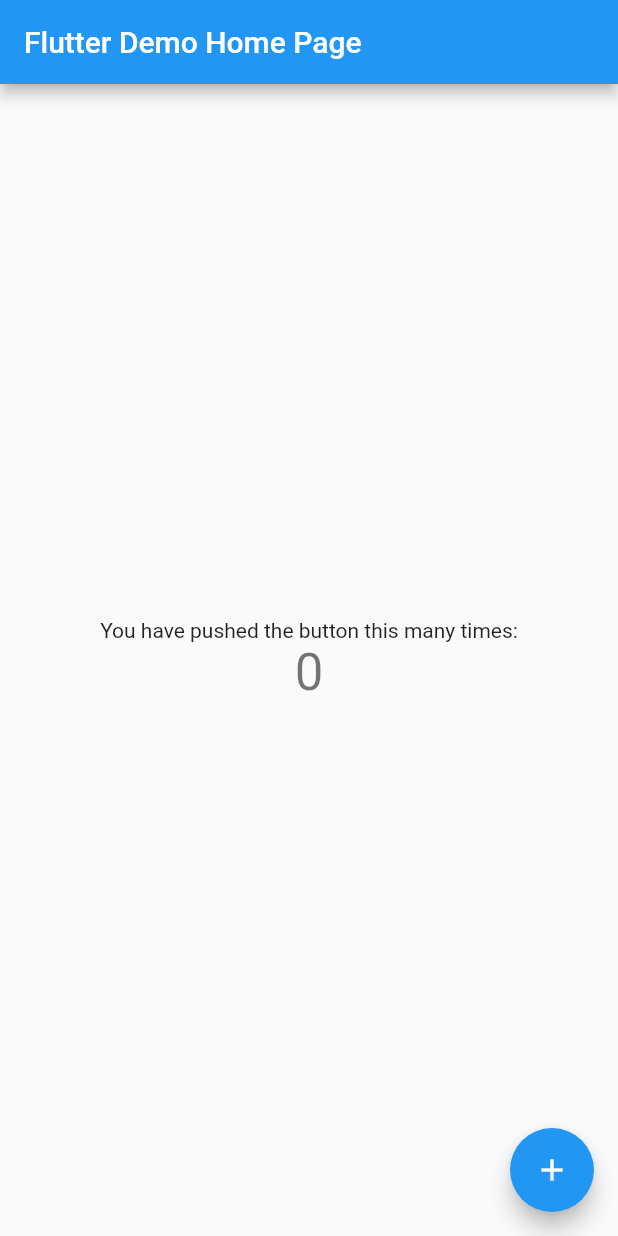
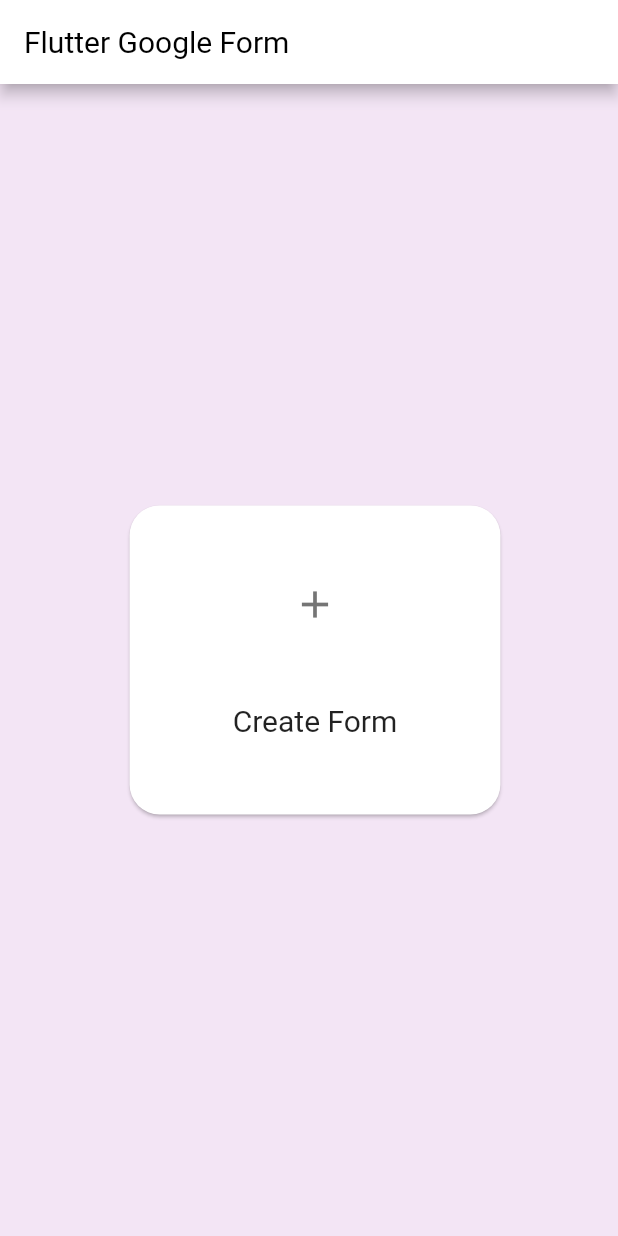
Before and after one commit to Mufaddal5253110/flutter_google_form_clone, a Flutter app: the screen it shows after launch, on a phone screen of 412 x 824 dp. Run offline on Flutter 3.47's test engine with Material 2 defaults, Android fonts, the phone set to English and light mode, and no system bars.

```diff
--- /dev/null
+++ b/lib/Global/Global.dart
@@ -0,0 +1,6 @@
+import 'package:flutter/cupertino.dart';
+
+class Global {
+  static height(BuildContext context) => MediaQuery.of(context).size.height;
+  static width(BuildContext context) => MediaQuery.of(context).size.width;
+}
--- /dev/null
+++ b/lib/Screens/HomePage.dart
@@ -0,0 +1,53 @@
+import 'package:flutter/material.dart';
+import 'package:google_form_clone/Global/Global.dart';
+import 'package:google_form_clone/Screens/CreateFormPage.dart';
+
+class HomePage extends StatelessWidget {
+  const HomePage({Key? key}) : super(key: key);
+
+  @override
+  Widget build(BuildContext context) {
+    return Scaffold(
+      appBar: AppBar(
+        title: const Text("Flutter Google Form"),
+      ),
+      body: Column(
+        crossAxisAlignment: CrossAxisAlignment.end,
+        mainAxisAlignment: MainAxisAlignment.center,
+        children: [
+          GestureDetector(
+            onTap: () {
+              Navigator.of(context).push(
+                MaterialPageRoute(
+                  builder: (context) => CreateFormPage(),
+                ),
+              );
+            },
+            child: Padding(
+              padding: EdgeInsets.only(left: Global.width(context) * 0.2),
+              child: Card(
+                shape: RoundedRectangleBorder(
+                    borderRadius: BorderRadius.circular(20)),
+                child: Container(
+                  width: Global.width(context)  * 0.6,
+                  height: Global.height(context)  * 0.25,
+                  child: Column(
+                    crossAxisAlignment: CrossAxisAlignment.center,
+                    mainAxisAlignment: MainAxisAlignment.spaceEvenly,
+                    children: [
+                      const Icon(Icons.add, size: 30),
+                      const Text(
+                        "Create Form",
+                        style: TextStyle(fontSize: 20),
+                      )
+                    ],
+                  ),
+                ),
+              ),
+            ),
+          ),
+        ],
+      ),
+    );
+  }
+}
--- a/lib/main.dart
+++ b/lib/main.dart
@@ -1,4 +1,5 @@
 import 'package:flutter/material.dart';
+import 'package:google_form_clone/Screens/HomePage.dart';
 
 void main() {
   runApp(const MyApp());
@@ -11,105 +12,24 @@ class MyApp extends StatelessWidget {
   @override
   Widget build(BuildContext context) {
     return MaterialApp(
-      title: 'Flutter Demo',
-      theme: ThemeData(
-        // This is the theme of your application.
-        //
-        // Try running your application with "flutter run". You'll see the
-        // application has a blue toolbar. Then, without quitting the app, try
-        // changing the primarySwatch below to Colors.green and then invoke
-        // "hot reload" (press "r" in the console where you ran "flutter run",
-        // or simply save your changes to "hot reload" in a Flutter IDE).
-        // Notice that the counter didn't reset back to zero; the application
-        // is not restarted.
-        primarySwatch: Colors.blue,
-      ),
-      home: const MyHomePage(title: 'Flutter Demo Home Page'),
-    );
+        debugShowCheckedModeBanner: false,
+        title: 'Flutter Google Form',
+        theme: ThemeData(
+          canvasColor: Colors.purple.shade50,
+          appBarTheme: const AppBarTheme(
+            backgroundColor: Colors.white,
+            titleTextStyle: TextStyle(
+              color: Colors.black,
+              fontSize: 20,
+            ),
+            iconTheme: IconThemeData(
+              color: Colors.black54,
+            ),
+          ),
+          iconTheme: IconThemeData(
+            color: Colors.grey[600],
+          ),
+        ),
+        home: const HomePage());
   }
 }
-
-class MyHomePage extends StatefulWidget {
-  const MyHomePage({Key? key, required this.title}) : super(key: key);
-
-  // This widget is the home page of your application. It is stateful, meaning
-  // that it has a State object (defined below) that contains fields that affect
-  // how it looks.
-
-  // This class is the configuration for the state. It holds the values (in this
-  // case the title) provided by the parent (in this case the App widget) and
-  // used by the build method of the State. Fields in a Widget subclass are
-  // always marked "final".
-
-  final String title;
-
-  @override
-  State<MyHomePage> createState() => _MyHomePageState();
-}
-
-class _MyHomePageState extends State<MyHomePage> {
-  int _counter = 0;
-
-  void _incrementCounter() {
-    setState(() {
-      // This call to setState tells the Flutter framework that something has
-      // changed in this State, which causes it to rerun the build method below
-      // so that the display can reflect the updated values. If we changed
-      // _counter without calling setState(), then the build method would not be
-      // called again, and so nothing would appear to happen.
-      _counter++;
-    });
-  }
-
-  @override
-  Widget build(BuildContext context) {
-    // This method is rerun every time setState is called, for instance as done
-    // by the _incrementCounter method above.
-    //
-    // The Flutter framework has been optimized to make rerunning build methods
-    // fast, so that you can just rebuild anything that needs updating rather
-    // than having to individually change instances of widgets.
-    return Scaffold(
-      appBar: AppBar(
-        // Here we take the value from the MyHomePage object that was created by
-        // the App.build method, and use it to set our appbar title.
-        title: Text(widget.title),
-      ),
-      body: Center(
-        // Center is a layout widget. It takes a single child and positions it
-        // in the middle of the parent.
-        child: Column(
-          // Column is also a layout widget. It takes a list of children and
-          // arranges them vertically. By default, it sizes itself to fit its
-          // children horizontally, and tries to be as tall as its parent.
-          //
-          // Invoke "debug painting" (press "p" in the console, choose the
-          // "Toggle Debug Paint" action from the Flutter Inspector in Android
-          // Studio, or the "Toggle Debug Paint" command in Visual Studio Code)
-          // to see the wireframe for each widget.
-          //
-          // Column has various properties to control how it sizes itself and
-          // how it positions its children. Here we use mainAxisAlignment to
-          // center the children vertically; the main axis here is the vertical
-          // axis because Columns are vertical (the cross axis would be
-          // horizontal).
-          mainAxisAlignment: MainAxisAlignment.center,
-          children: <Widget>[
-            const Text(
-              'You have pushed the button this many times:',
-            ),
-            Text(
-              '$_counter',
-              style: Theme.of(context).textTheme.headline4,
-            ),
-          ],
-        ),
-      ),
-      floatingActionButton: FloatingActionButton(
-        onPressed: _incrementCounter,
-        tooltip: 'Increment',
-        child: const Icon(Icons.add),
-      ), // This trailing comma makes auto-formatting nicer for build methods.
-    );
-  }
-}
```
Also changed, not shown: lib/Models/FormData.dart (added, +18 -0 lines), lib/Models/FormList.dart (added, +13 -0 lines), lib/Screens/CreateFormPage.dart (added, +244 -0 lines), lib/Screens/PreviewFormPage.dart (added, +122 -0 lines).
